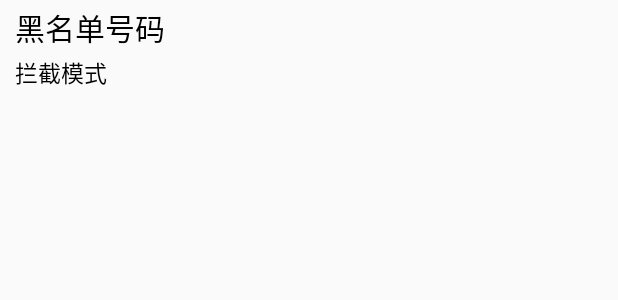
After one commit to wangyongf/SmartGuard, an Android app: the layout list_item_call_sms.xml on its own in the app's theme, with its tools: preview values and no code run, on a phone screen of 412 x 824 dp. The commit adds this screen. Shown: the top 300 px of the screen. Run offline under Robolectric (Android 15) with nearby library versions, the phone set to English and light mode, and no system bars.

Commit message:
12. 12.1 黑名单号码的界面显示 12.2 listview的优化 12.2.1 listview的复用 12.2.2 利用setTag, getTag减少findViewById的查询次数
Signed-off-by: scott1024 <1059613472@qq.com>

```diff
--- /dev/null
+++ b/app/src/main/res/layout/list_item_call_sms.xml
@@ -0,0 +1,27 @@
+<?xml version="1.0" encoding="utf-8"?>
+<RelativeLayout xmlns:android="http://schemas.android.com/apk/res/android"
+    android:layout_width="match_parent"
+    android:layout_height="wrap_content">
+
+    <TextView
+        android:layout_marginLeft="10dip"
+        android:layout_marginTop="3dip"
+        android:id="@+id/tv_black_number"
+        android:text="黑名单号码"
+        android:textSize="20sp"
+        android:textColor="#000000"
+        android:layout_width="wrap_content"
+        android:layout_height="wrap_content" />
+
+    <TextView
+        android:layout_marginLeft="10dip"
+        android:layout_marginTop="3dip"
+        android:id="@+id/tv_black_mode"
+        android:layout_below="@id/tv_black_number"
+        android:text="拦截模式"
+        android:textSize="15sp"
+        android:textColor="#000000"
+        android:layout_width="wrap_content"
+        android:layout_height="wrap_content" />
+
+</RelativeLayout>
```
Also changed, not shown: app/src/main/AndroidManifest.xml (+7 -0 lines), app/src/main/java/com/yongf/smartguard/CallSmsSafeActivity.java (added, +101 -0 lines), app/src/main/java/com/yongf/smartguard/HomeActivity.java (+17 -9 lines), app/src/main/java/com/yongf/smartguard/db/BlackListDBOpenHelper.java (added, +35 -0 lines), app/src/main/java/com/yongf/smartguard/db/dao/BlackListDao.java (added, +108 -0 lines), app/src/main/java/com/yongf/smartguard/domain/BlackListInfo.java (added, +29 -0 lines), app/src/main/java/com/yongf/smartguard/test/testBlackListDB.java (added, +38 -0 lines), app/src/main/res/layout/activity_call_sms_safe.xml (added, +23 -0 lines).
